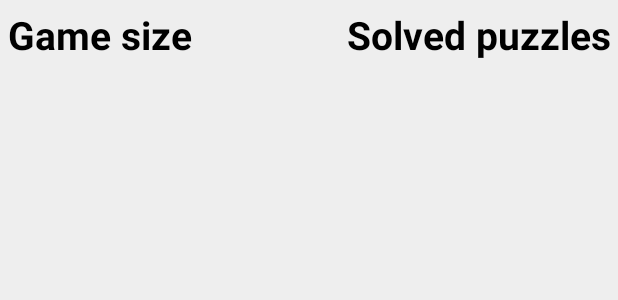
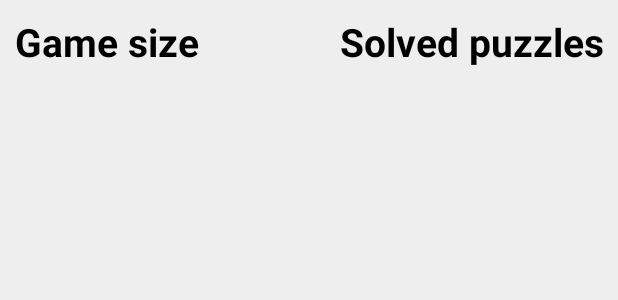
Before and after one commit to elen-niedermeyer/Nonogram-App, an Android app: the layout activity_statistics.xml on its own in the app's theme, with its tools: preview values and no code run, on a phone screen of 412 x 824 dp. Shown: the top 300 px of the screen. Run offline under Robolectric (Android 15) with nearby library versions, the phone set to English and light mode, and no system bars.

Commit message:
Update statistics activity Same is only one time in the statistics shown

```diff
--- a/app/src/main/java/niedermeyer/nonogram/activities/StatisticsActivity.java
+++ b/app/src/main/java/niedermeyer/nonogram/activities/StatisticsActivity.java
@@ -27,6 +27,7 @@ public class StatisticsActivity extends AppCompatActivity {
 
         for (int rowCount = NonogramConstants.NONOGRAM_SIZE_MINIMUM; rowCount <= NonogramConstants.NONOGRAM_SIZE_MAXIMUM; rowCount++) {
             for (int columnCount = NonogramConstants.NONOGRAM_SIZE_MINIMUM; columnCount <= NonogramConstants.NONOGRAM_SIZE_MAXIMUM; columnCount++) {
+                if (columnCount >= rowCount) {
                     int score = persistence.getScore(rowCount, columnCount);
                     if (score > 0) {
 
@@ -53,3 +54,4 @@ public class StatisticsActivity extends AppCompatActivity {
             }
         }
     }
+}
--- a/app/src/main/res/layout/activity_statistics.xml
+++ b/app/src/main/res/layout/activity_statistics.xml
@@ -19,12 +19,14 @@
 
             <TextView
                 style="@style/Heading"
-                android:text="@string/heading_size" />
+                android:text="@string/heading_size"
+                android:layout_margin="@dimen/distance_views_2" />
 
             <TextView
                 style="@style/Heading"
                 android:gravity="end"
-                android:text="@string/number_of_games" />
+                android:text="@string/number_of_games"
+                android:layout_margin="@dimen/distance_views_2" />
 
         </TableRow>
 
```
Also changed, not shown: app/src/main/java/niedermeyer/nonogram/persistence/StatisticsPersistence.java (+13 -3 lines). Lines whose indentation alone changed are shown as unchanged.
